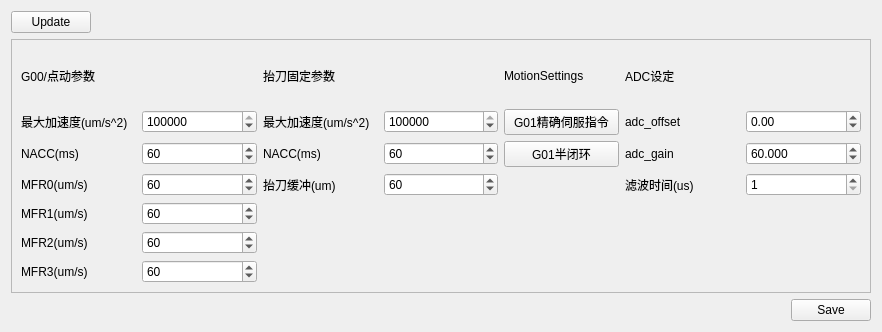
Before: the Qt Designer form App/SystemSettingPanel/SystemSettingPanel.ui in windsgo/edm_project, drawn with Qt 5.
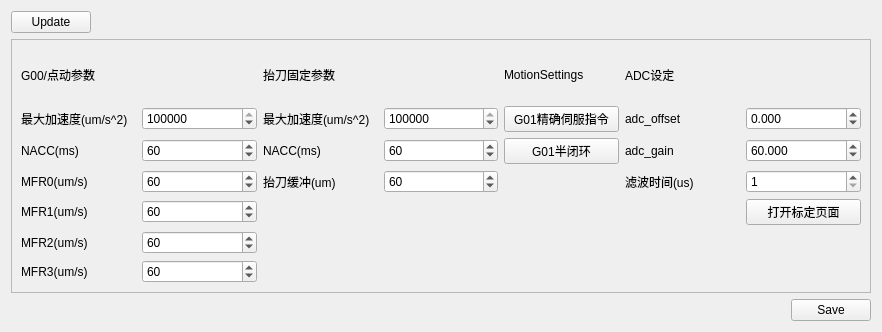
After: the same form once the commit is applied.

Commit message: feat: 标定页面集成; 数据显示器显示实际值

Patch:
```diff
--- a/App/SystemSettingPanel/SystemSettingPanel.ui
+++ b/App/SystemSettingPanel/SystemSettingPanel.ui
@@ -326,6 +326,9 @@
       </item>
       <item row="1" column="6">
        <widget class="QDoubleSpinBox" name="dsb_adc_offset">
+        <property name="decimals">
+         <number>3</number>
+        </property>
         <property name="minimum">
          <double>-500.000000000000000</double>
         </property>
@@ -334,6 +337,13 @@
         </property>
        </widget>
       </item>
+      <item row="5" column="6">
+       <widget class="QPushButton" name="pb_open_adccalc">
+        <property name="text">
+         <string>打开标定页面</string>
+        </property>
+       </widget>
+      </item>
      </layout>
     </widget>
    </item>
```
The commit also changes 11 other files.
